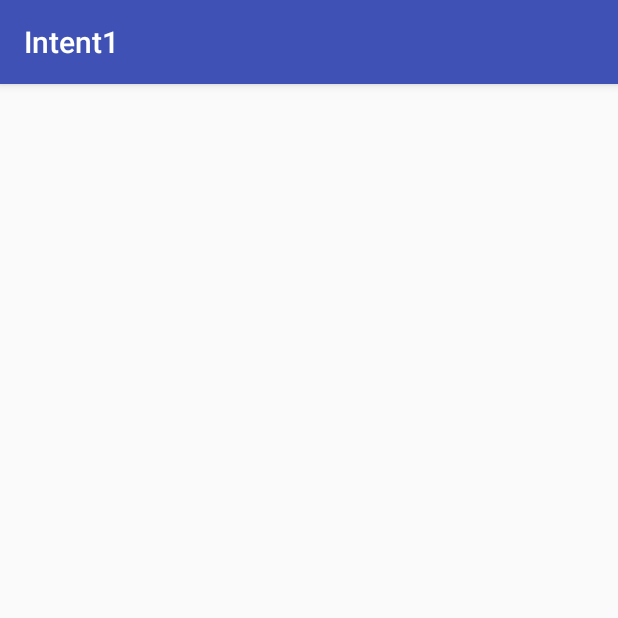
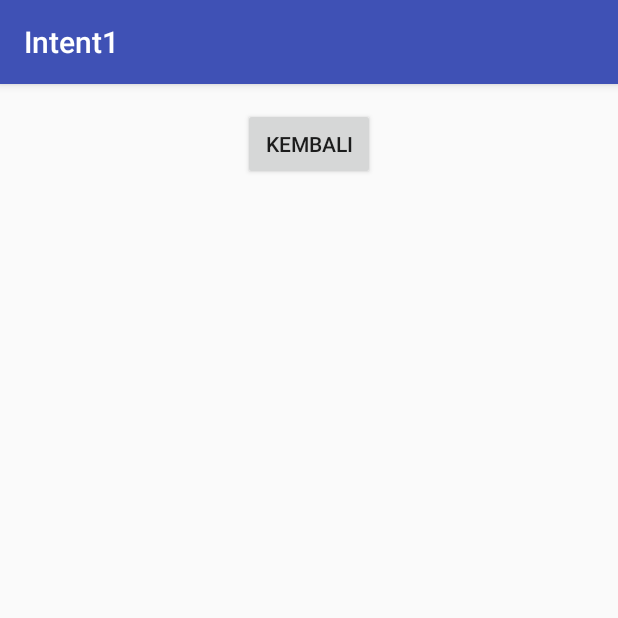
Before and after one commit to GrandisRF/Intent1, an Android app: the HasilActivity screen opened directly, with no data from a screen before it, on a phone screen of 412 x 824 dp, the top half of it. Run offline under Robolectric (Android 15) with nearby library versions, the phone set to English and light mode, and no system bars.

```diff
--- a/app/src/main/java/id/sch/smktelkom_mlg/learn/intent1/HasilActivity.java
+++ b/app/src/main/java/id/sch/smktelkom_mlg/learn/intent1/HasilActivity.java
@@ -2,6 +2,7 @@ package id.sch.smktelkom_mlg.learn.intent1;
 
 import android.support.v7.app.AppCompatActivity;
 import android.os.Bundle;
+import android.view.View;
 
 public class HasilActivity extends AppCompatActivity {
 
@@ -9,5 +10,12 @@ public class HasilActivity extends AppCompatActivity {
     protected void onCreate(Bundle savedInstanceState) {
         super.onCreate(savedInstanceState);
         setContentView(R.layout.activity_hasil);
+
+        findViewById(R.id.buttonBack).setOnClickListener(new View.OnClickListener() {
+            @Override
+            public void onClick(View v) {
+                onBackPressed();
+            }
+        });
     }
 }
--- a/app/src/main/res/layout/activity_hasil.xml
+++ b/app/src/main/res/layout/activity_hasil.xml
@@ -9,4 +9,11 @@
     android:paddingTop="@dimen/activity_vertical_margin"
     tools:context="id.sch.smktelkom_mlg.learn.intent1.HasilActivity">
 
+    <Button
+        android:layout_width="wrap_content"
+        android:layout_height="wrap_content"
+        android:text="Kembali"
+        android:id="@+id/buttonBack"
+        android:layout_alignParentTop="true"
+        android:layout_centerHorizontal="true" />
 </RelativeLayout>
```
